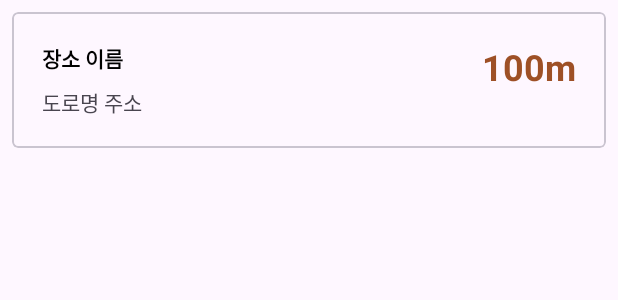
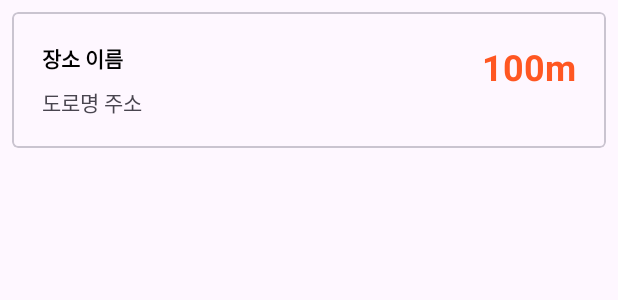
Before and after one commit to jjumjn/Project, an Android app: the layout recycler_item_list_fragment.xml on its own in the app's theme, with its tools: preview values and no code run, on a phone screen of 412 x 824 dp. Shown: the top 300 px of the screen. Run offline under Robolectric (Android 15) with nearby library versions, the phone set to English and light mode, and no system bars.

Commit message:
아이템 프레그먼트 수정

```diff
--- a/TPKakaoLocalSearchApp/app/src/main/res/layout/recycler_item_list_fragment.xml
+++ b/TPKakaoLocalSearchApp/app/src/main/res/layout/recycler_item_list_fragment.xml
@@ -36,7 +36,7 @@
             android:text="100m"
             android:layout_alignParentRight="true"
             android:textStyle="bold"
-            android:textColor="#9E5026"
+            android:textColor="#FF5722"
             android:textSize="24sp"
             android:padding="4dp"/>
 
```
